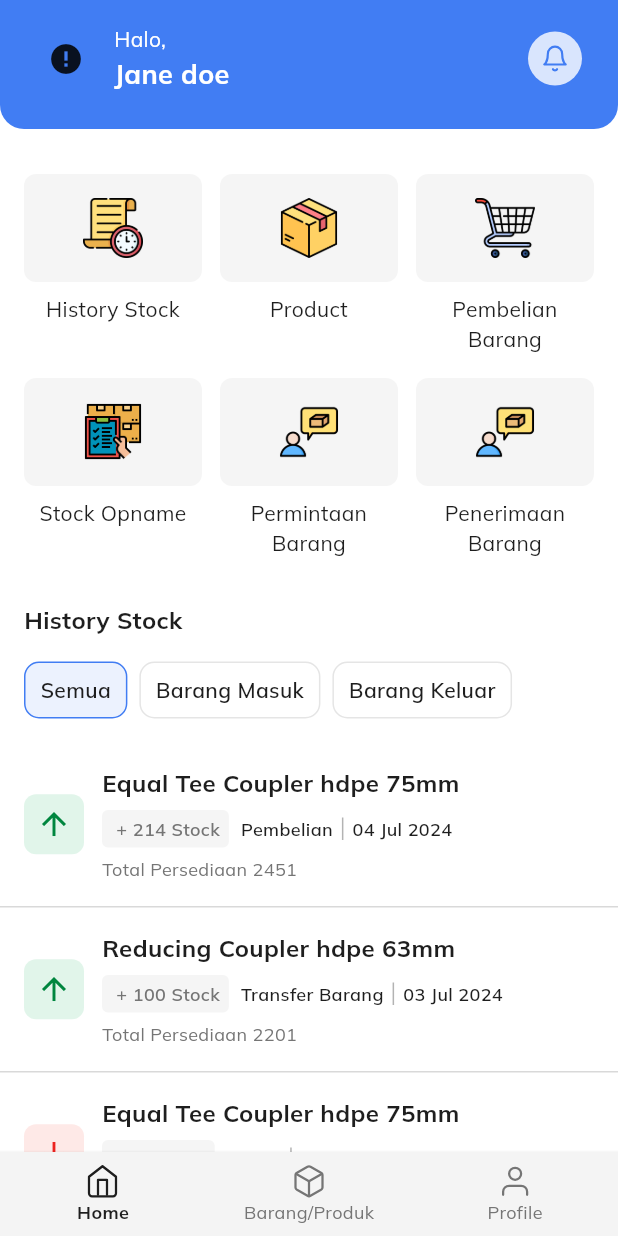
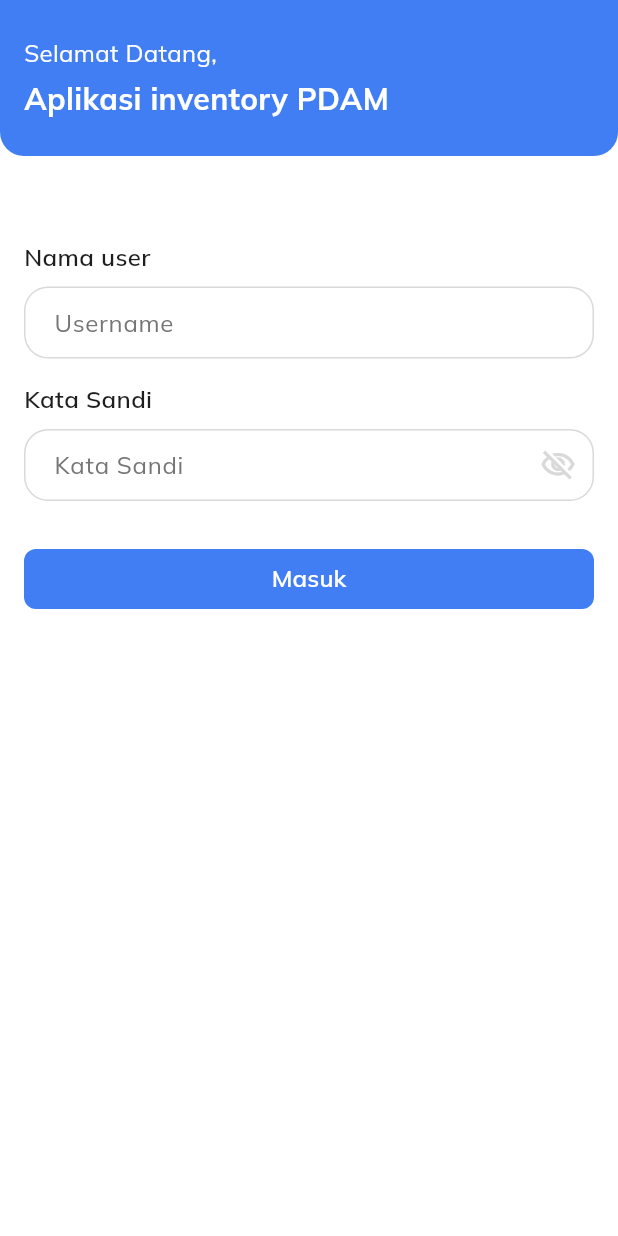
Before and after one commit to inotive/pdam-mobile, a Flutter app: the screen it shows after launch, on a phone screen of 412 x 824 dp. Run offline on Flutter 3.47's test engine with Material 3 defaults, Android fonts, the phone set to English and light mode, and no system bars; drawn by our look-alikes of cached_network_image; our stand-ins replace dartz, dio, flash, flutter_spinkit, flutter_svg, get_it and 9 more; missing offline and left inert: dart:ffi, mobkit_dashed_border; generated files the repository leaves out were written again; project files that could hold a hidden picture were left out.

Commit message:
Login view addd input field, and update searh input field

```diff
--- a/lib/app/app.dart
+++ b/lib/app/app.dart
@@ -1,4 +1,5 @@
 import 'package:flutter/material.dart';
+import 'package:flutter/services.dart';
 import 'package:pdam_inventory/app/config_app.dart';
 import 'package:pdam_inventory/persentations/resources/route_app.dart';
 import 'package:pdam_inventory/persentations/resources/theme_app.dart';
@@ -8,6 +9,7 @@ class MyApp extends StatelessWidget {
 
   @override
   Widget build(BuildContext context) {
+    SystemChrome.setSystemUIOverlayStyle(systemUiOverlayStyle);
     return MaterialApp(
       theme: getApplicationTheme(),
       title: ConfigApp.appName,
--- /dev/null
+++ b/lib/persentations/modules/auth/login/login_view.dart
@@ -0,0 +1,101 @@
+import 'package:flutter/material.dart';
+import 'package:pdam_inventory/persentations/resources/color_app.dart';
+import 'package:pdam_inventory/persentations/resources/string_app.dart';
+import 'package:pdam_inventory/persentations/resources/style_app.dart';
+import 'package:pdam_inventory/persentations/widgets/button/custom_button.dart';
+import 'package:pdam_inventory/persentations/widgets/forms/input_field.dart';
+import 'package:pdam_inventory/persentations/widgets/spacer.dart';
+
+class LoginView extends StatefulWidget {
+  const LoginView({super.key});
+
+  @override
+  State<LoginView> createState() => _LoginViewState();
+}
+
+class _LoginViewState extends State<LoginView> {
+  final _formKey = GlobalKey<FormState>();
+  bool obscureText = false;
+
+  @override
+  Widget build(BuildContext context) {
+    return Scaffold(
+      body: ListView(
+        children: [
+          _header(),
+          const SpacerHeight(32),
+          Form(
+            key: _formKey,
+            child: Padding(
+              padding: const EdgeInsets.symmetric(horizontal: 16.0, vertical: 24.0),
+              child: Column(
+                children: [
+                  const InputField(
+                    hint: StringApp.username,
+                    label: StringApp.nameUser,
+                  ),
+                  const SpacerHeight(16),
+                  InputField(
+                    hint: StringApp.password,
+                    label: StringApp.password,
+                    obscureText: obscureText,
+                    suffixIcon: GestureDetector(
+                      onTap: () {
+                        setState(() {
+                          obscureText = !obscureText;
+                        });
+                      },
+                      child: Icon(
+                        obscureText ? Icons.visibility_outlined : Icons.visibility_off_outlined,
+                        color: ColorApp.border,
+                      ),
+                    ),
+                  ),
+                  const SpacerHeight(32),
+                  CustomButton(
+                    text: StringApp.login,
+                    onPressed: () {},
+                  )
+                ],
+              ),
+            ),
+          ),
+        ],
+      ),
+    );
+  }
+
+  Container _header() {
+    return Container(
+      padding: const EdgeInsets.symmetric(
+        horizontal: 16.0,
+        vertical: 24.0,
+      ),
+      decoration: const BoxDecoration(
+        color: ColorApp.primary,
+        borderRadius: BorderRadius.vertical(
+          bottom: Radius.circular(16),
+        ),
+      ),
+      child: Column(
+        crossAxisAlignment: CrossAxisAlignment.start,
+        children: [
+          Text(
+            "${StringApp.welcomeBack},",
+            style: StyleApp.textLg.copyWith(
+              color: ColorApp.white,
+            ),
+          ),
+          const SpacerHeight(4),
+          Text(
+            StringApp.pdamInventoryApp,
+            style: StyleApp.text2xl.copyWith(
+              fontWeight: FontWeight.w700,
+              color: ColorApp.white,
+            ),
+          ),
+        ],
+      ),
+    );
+  }
+}
--- a/lib/persentations/modules/history_stock/history_stock_view.dart
+++ b/lib/persentations/modules/history_stock/history_stock_view.dart
@@ -7,7 +7,7 @@ import 'package:pdam_inventory/persentations/modules/history_stock/widgets/stock
 import 'package:pdam_inventory/persentations/resources/asset_app.dart';
 import 'package:pdam_inventory/persentations/resources/color_app.dart';
 import 'package:pdam_inventory/persentations/resources/string_app.dart';
-import 'package:pdam_inventory/persentations/widgets/forms/input_field.dart';
+import 'package:pdam_inventory/persentations/widgets/forms/search_input_field.dart';
 import 'package:pdam_inventory/persentations/widgets/spacer.dart';
 
 class HistoryStockView extends StatefulWidget {
@@ -108,7 +108,7 @@ class _HistoryStockViewState extends State<HistoryStockView> {
         preferredSize: const Size.fromHeight(64),
         child: Container(
           padding: const EdgeInsets.all(16),
-          child: InputField(
+          child: SearchInputField(
             hint: StringApp.searchItem,
             onChanged: (String val) {
               filterSearch(val);
--- a/lib/persentations/modules/home/home_view.dart
+++ b/lib/persentations/modules/home/home_view.dart
@@ -1,10 +1,8 @@
 import 'package:flutter/material.dart';
-import 'package:flutter/services.dart';
 import 'package:pdam_inventory/dummy/dummy_data.dart';
 import 'package:pdam_inventory/persentations/modules/home/sections/home_history_stock_section.dart';
 import 'package:pdam_inventory/persentations/modules/home/widgets/feature_card.dart';
 import 'package:pdam_inventory/persentations/modules/home/widgets/header_home_card.dart';
-import 'package:pdam_inventory/persentations/resources/theme_app.dart';
 import 'package:pdam_inventory/persentations/widgets/spacer.dart';
 
 class HomeView extends StatelessWidget {
@@ -12,7 +10,6 @@ class HomeView extends StatelessWidget {
 
   @override
   Widget build(BuildContext context) {
-    SystemChrome.setSystemUIOverlayStyle(systemUiOverlayStyle);
     return Scaffold(
       body: ListView(
         children: [
--- a/lib/persentations/modules/product/product_view.dart
+++ b/lib/persentations/modules/product/product_view.dart
@@ -5,7 +5,7 @@ import 'package:pdam_inventory/persentations/resources/asset_app.dart';
 import 'package:pdam_inventory/persentations/resources/color_app.dart';
 import 'package:pdam_inventory/persentations/resources/string_app.dart';
 import 'package:pdam_inventory/persentations/resources/style_app.dart';
-import 'package:pdam_inventory/persentations/widgets/forms/input_field.dart';
+import 'package:pdam_inventory/persentations/widgets/forms/search_input_field.dart';
 import 'package:pdam_inventory/persentations/widgets/spacer.dart';
 import 'package:pie_chart/pie_chart.dart';
 
@@ -156,7 +156,7 @@ class _ProductViewState extends State<ProductView> {
         preferredSize: const Size.fromHeight(64),
         child: Container(
           padding: const EdgeInsets.all(16),
-          child: const InputField(
+          child: const SearchInputField(
             hint: StringApp.searchItem,
             // onChanged: (String val) {
             //   filterSearch(val);
--- a/lib/persentations/modules/splash/splash_view.dart
+++ b/lib/persentations/modules/splash/splash_view.dart
@@ -17,7 +17,7 @@ class _SplashViewState extends State<SplashView> {
   }
 
   _goNext() {
-    Navigator.pushReplacementNamed(context, Routes.mainMenu);
+    Navigator.pushReplacementNamed(context, Routes.login);
   }
 
   @override
--- a/lib/persentations/resources/route_app.dart
+++ b/lib/persentations/resources/route_app.dart
@@ -2,6 +2,7 @@ import 'package:flutter/material.dart';
 import 'package:pdam_inventory/app/di.dart';
 import 'package:pdam_inventory/persentations/modules/accepted_item/accepted_item_view.dart';
 import 'package:pdam_inventory/persentations/modules/accepted_item/received_item_view.dart';
+import 'package:pdam_inventory/persentations/modules/auth/login/login_view.dart';
 import 'package:pdam_inventory/persentations/modules/history_stock/history_stock_view.dart';
 import 'package:pdam_inventory/persentations/modules/main_menu/main_menu_view.dart';
 import 'package:pdam_inventory/persentations/modules/notification/notification_view.dart';
@@ -23,6 +24,7 @@ class Routes {
   static const String acceptedItem = '/accepted-item';
   static const String receivedItem = '/received-item';
   static const String mainMenu = '/main-menu';
+  static const String login = '/login';
 }
 
 class RouterGenerator {
@@ -49,6 +51,8 @@ class RouterGenerator {
         return MaterialPageRoute(builder: (_) => const ReceivedItemView());
       case Routes.mainMenu:
         return MaterialPageRoute(builder: (_) => const MainMenuView());
+      case Routes.login:
+        return MaterialPageRoute(builder: (_) => const LoginView());
       default:
         return MaterialPageRoute(builder: (_) => const UndefinedView());
     }
--- a/lib/persentations/resources/string_app.dart
+++ b/lib/persentations/resources/string_app.dart
@@ -7,6 +7,9 @@ const ZERO = 0;
 class StringApp {
   static const String pdam = "PDAM";
   static const String pdamInventory = "PDAM Inventory";
+
+  static const String welcomeBack = "Selamat Datang";
+  static const String pdamInventoryApp = "Aplikasi inventory PDAM";
 
   static const String historyStock = "History Stock";
   static const String product = "Product";
@@ -75,4 +78,10 @@ class StringApp {
 
   static const String requestedItemNotYet = 'Belum ada permintaann barang';
   static const String productNotYet = 'Belum ada produk';
+
+  static const String nameUser = 'Nama user';
+  static const String username = 'Username';
+  static const String password = 'Kata Sandi';
+  static const String passwordHint = 'Masukkan Kata Sandi';
+  static const String login = 'Masuk';
 }
--- a/lib/persentations/widgets/forms/input_field.dart
+++ b/lib/persentations/widgets/forms/input_field.dart
@@ -1,41 +1,76 @@
 import 'package:flutter/material.dart';
 import 'package:pdam_inventory/persentations/resources/color_app.dart';
+import 'package:pdam_inventory/persentations/resources/style_app.dart';
+import 'package:pdam_inventory/persentations/widgets/spacer.dart';
 
 class InputField extends StatelessWidget {
+  const InputField({
+    super.key,
+    required this.label,
+    required this.hint,
+    this.suffixIcon,
+    this.controller,
+    this.keyboardType,
+    this.validator,
+    this.obscureText = false,
+  });
+
+  final String label;
   final String hint;
   final Widget? suffixIcon;
+  final bool obscureText;
   final TextEditingController? controller;
-  final Function(String)? onChanged;
-  const InputField({super.key, required this.hint, this.suffixIcon, this.controller, this.onChanged});
+  final TextInputType? keyboardType;
+  final String? Function(String?)? validator;
 
   @override
   Widget build(BuildContext context) {
-    return TextFormField(
+    return Column(
+      crossAxisAlignment: CrossAxisAlignment.start,
+      children: [
+        Text(
+          label,
+          style: StyleApp.textLg.copyWith(
+            fontWeight: FontWeight.w600,
+          ),
+        ),
+        const SpacerHeight(8),
+        TextFormField(
+          cursorColor: ColorApp.primary,
+          style: StyleApp.textLg.copyWith(),
           controller: controller,
-      onChanged: onChanged,
-      cursorColor: ColorApp.primary,
+          keyboardType: keyboardType,
+          validator: validator,
+          obscureText: obscureText,
           decoration: InputDecoration(
-        filled: true,
-        fillColor: ColorApp.white,
-        contentPadding: const EdgeInsets.symmetric(
-          vertical: 12,
-          horizontal: 16,
-        ),
+            hintText: hint,
+            hintStyle: StyleApp.textLg.copyWith(color: ColorApp.greyText),
+            suffixIcon: suffixIcon,
+            contentPadding: const EdgeInsets.symmetric(horizontal: 16, vertical: 8),
             enabledBorder: OutlineInputBorder(
-          borderRadius: BorderRadius.circular(70),
+              borderRadius: BorderRadius.circular(16),
               borderSide: const BorderSide(
-            color: ColorApp.grey,
+                width: 1,
+                color: ColorApp.border,
               ),
             ),
             focusedBorder: OutlineInputBorder(
-          borderRadius: BorderRadius.circular(70),
+              borderRadius: BorderRadius.circular(16),
               borderSide: const BorderSide(
-            color: ColorApp.grey,
+                width: 1,
+                color: ColorApp.primary,
               ),
             ),
-        hintText: hint,
-        suffixIcon: suffixIcon,
+            errorBorder: OutlineInputBorder(
+              borderRadius: BorderRadius.circular(16),
+              borderSide: const BorderSide(
+                width: 1,
+                color: ColorApp.red,
               ),
+            ),
+          ),
+        ),
+      ],
     );
   }
 }
--- /dev/null
+++ b/lib/persentations/widgets/forms/search_input_field.dart
@@ -0,0 +1,41 @@
+import 'package:flutter/material.dart';
+import 'package:pdam_inventory/persentations/resources/color_app.dart';
+
+class SearchInputField extends StatelessWidget {
+  final String hint;
+  final Widget? suffixIcon;
+  final TextEditingController? controller;
+  final Function(String)? onChanged;
+  const SearchInputField({super.key, required this.hint, this.suffixIcon, this.controller, this.onChanged});
+
+  @override
+  Widget build(BuildContext context) {
+    return TextFormField(
+      controller: controller,
+      onChanged: onChanged,
+      cursorColor: ColorApp.primary,
+      decoration: InputDecoration(
+        filled: true,
+        fillColor: ColorApp.white,
+        contentPadding: const EdgeInsets.symmetric(
+          vertical: 12,
+          horizontal: 16,
+        ),
+        enabledBorder: OutlineInputBorder(
+          borderRadius: BorderRadius.circular(70),
+          borderSide: const BorderSide(
+            color: ColorApp.grey,
+          ),
+        ),
+        focusedBorder: OutlineInputBorder(
+          borderRadius: BorderRadius.circular(70),
+          borderSide: const BorderSide(
+            color: ColorApp.grey,
+          ),
+        ),
+        hintText: hint,
+        suffixIcon: suffixIcon,
+      ),
+    );
+  }
+}
```
Lines whose indentation alone changed are shown as unchanged.
